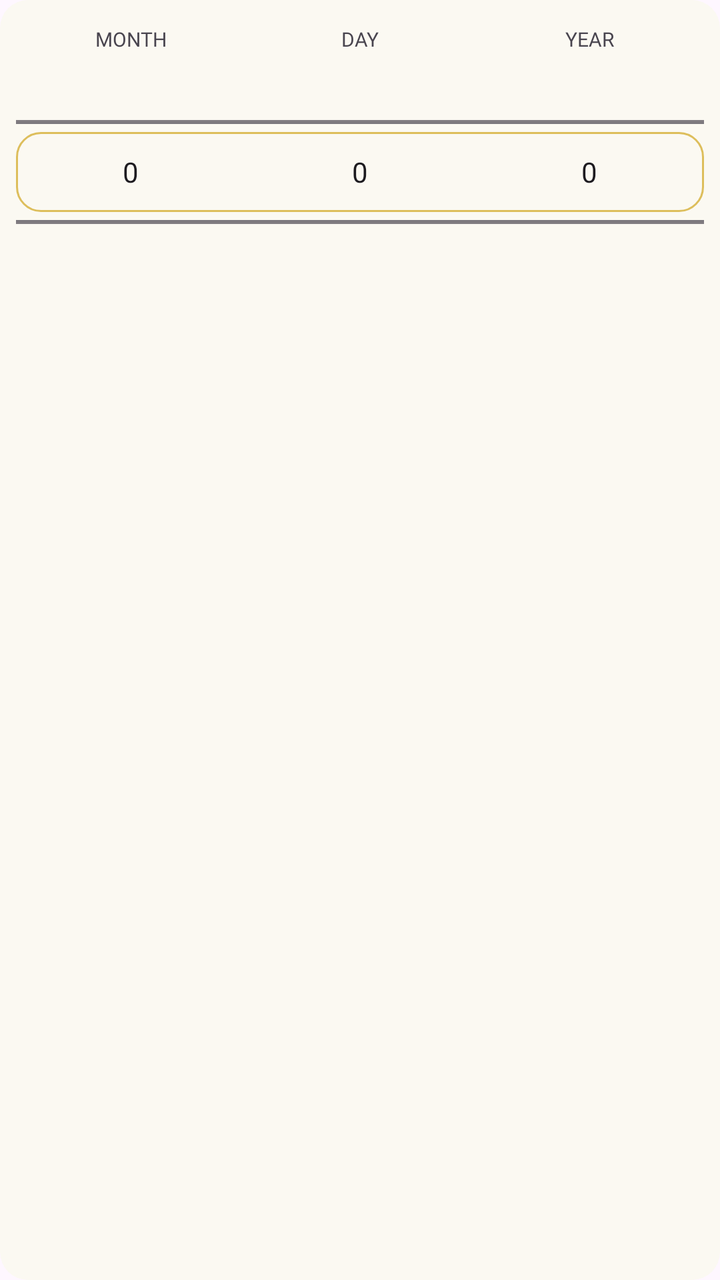
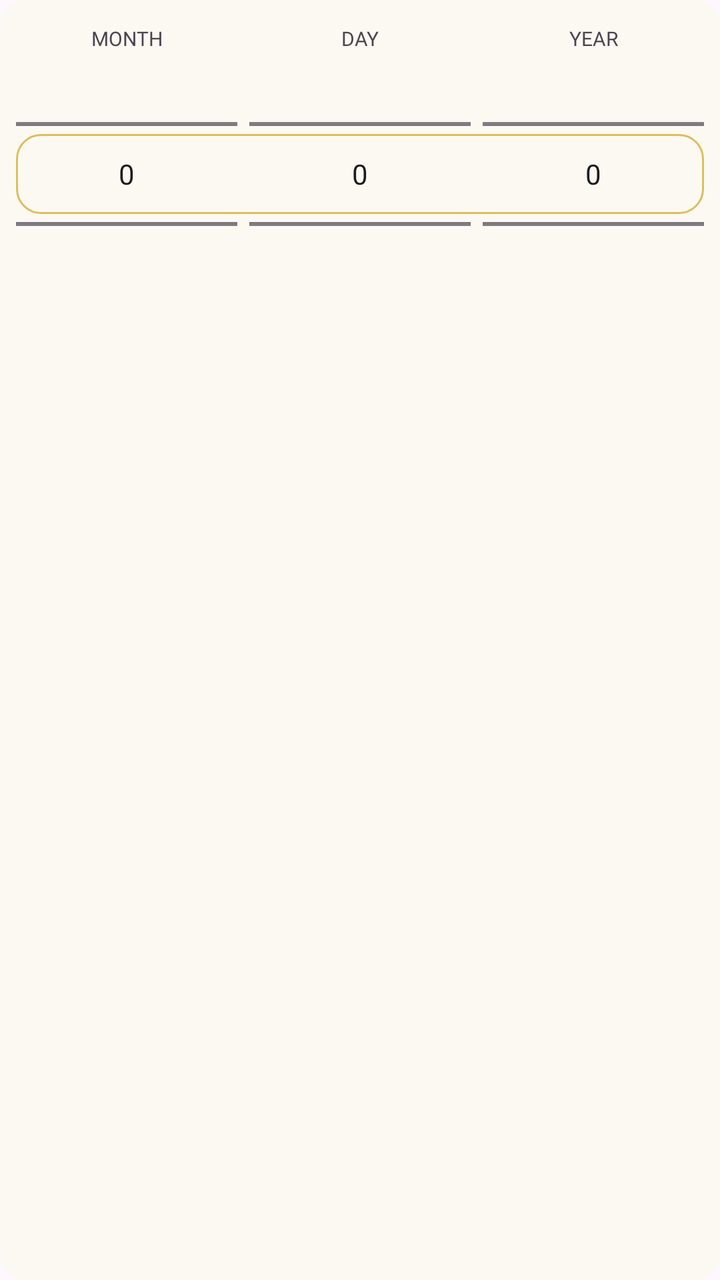

The first picture is an Android layout as it rendered before a commit; the second is the same layout after the commit. The layout source and the unified diff follow.
<!-- AndroidManifest.xml: application theme Theme.BaseProject -->
<!-- res/layout/tarot_birthday_wheel.xml -->
<?xml version="1.0" encoding="utf-8"?>
<LinearLayout
    xmlns:android="http://schemas.android.com/apk/res/android"
    android:layout_width="match_parent"
    android:layout_height="wrap_content"
    android:background="@drawable/tarot_bg_input"
    android:paddingHorizontal="8dp"
    android:paddingTop="10dp"
    android:paddingBottom="4dp"
    android:orientation="vertical">
    <LinearLayout
        android:layout_width="match_parent"
        android:layout_height="20dp"
        android:orientation="horizontal">
        <TextView
            style="@style/TarotTextBody"
            android:layout_width="0dp"
            android:layout_height="match_parent"
            android:layout_weight="1"
            android:gravity="center"
            android:textSize="10sp"
            android:text="MONTH" />
        <TextView
            style="@style/TarotTextBody"
            android:layout_width="0dp"
            android:layout_height="match_parent"
            android:layout_weight="1"
            android:gravity="center"
            android:textSize="10sp"
            android:text="DAY" />
        <TextView
            style="@style/TarotTextBody"
            android:layout_width="0dp"
            android:layout_height="match_parent"
            android:layout_weight="1"
            android:gravity="center"
            android:textSize="10sp"
            android:text="YEAR" />
    </LinearLayout>
    <FrameLayout
        android:layout_width="match_parent"
        android:layout_height="112dp">
        <LinearLayout
            android:layout_width="match_parent"
            android:layout_height="match_parent"
            android:orientation="horizontal">
            <NumberPicker
                android:id="@+id/month"
                android:layout_width="0dp"
                android:layout_height="match_parent"
                android:layout_weight="1"
                android:descendantFocusability="blocksDescendants" />
            <NumberPicker
                android:id="@+id/day"
                android:layout_width="0dp"
                android:layout_height="match_parent"
                android:layout_weight="1"
                android:descendantFocusability="blocksDescendants" />
            <NumberPicker
                android:id="@+id/year"
                android:layout_width="0dp"
                android:layout_height="match_parent"
                android:layout_weight="1"
                android:descendantFocusability="blocksDescendants" />
        </LinearLayout>
        <View
            android:layout_width="match_parent"
            android:layout_height="40dp"
            android:layout_gravity="center"
            android:background="@drawable/tarot_bg_wheel_selection"
            android:importantForAccessibility="no" />
    </FrameLayout>
</LinearLayout>
<!-- resources referenced by this layout -->
<resources>
  <!-- drawable tarot_bg_input (drawable) -->
  <?xml version="1.0" encoding="utf-8"?>
  <shape xmlns:android="http://schemas.android.com/apk/res/android">
      <solid android:color="?attr/tarotInput" />
      <corners android:radius="14dp" />
  </shape>
  <style name="TarotTextBody" parent="TarotText">
          <item name="android:textColor">?attr/tarotMuted</item>
      </style>
  <style name="Theme.BaseProject" parent="Base.Theme.BaseProject" />
  <color name="tarot_gold">#DDBE5C</color>
  <style name="SharedActionBarLeft" parent="">
          <item name="android:layout_width">@dimen/dp_40</item>
          <item name="android:layout_height">@dimen/dp_40</item>
          <item name="android:layout_marginStart">@dimen/dp_20</item>
          <item name="android:layout_marginBottom">@dimen/dp_10</item>
          <item name="android:background">?attr/selectableItemBackgroundBorderless</item>
          <item name="android:src">@drawable/ic_back</item>
          <item name="layout_constraintBottom_toBottomOf">parent</item>
          <item name="layout_constraintStart_toStartOf">parent</item>
      </style>
  <style name="SharedActionBarRight" parent="">
          <item name="android:layout_width">@dimen/dp_40</item>
          <item name="android:layout_height">@dimen/dp_40</item>
          <item name="android:layout_marginEnd">@dimen/dp_20</item>
          <item name="android:layout_marginBottom">@dimen/dp_10</item>
          <item name="android:background">?attr/selectableItemBackgroundBorderless</item>
          <item name="android:src">@drawable/ic_next</item>
          <item name="layout_constraintBottom_toBottomOf">parent</item>
          <item name="layout_constraintEnd_toEndOf">parent</item>
      </style>
  <style name="SharedActionBarTitle" parent="single_marquee">
          <item name="android:layout_width">@dimen/dp_200</item>
          <item name="android:layout_height">@dimen/dp_40</item>
          <item name="android:layout_marginStart">@dimen/dp_102</item>
          <item name="android:layout_marginEnd">@dimen/dp_102</item>
          <item name="android:fontFamily">@font/baloo_2_bold</item>
          <item name="android:gravity">center</item>
          <item name="android:includeFontPadding">false</item>
          <item name="android:textSize">@dimen/sp_28</item>
          <item name="android:textColor">@color/figma_primary</item>
          <item name="outerStrokeColor">@color/white</item>
          <item name="outerStrokeWidth">@dimen/dp_2</item>
          <item name="layout_constraintBottom_toBottomOf">@id/btnActionBarLeft</item>
          <item name="layout_constraintTop_toTopOf">@id/btnActionBarLeft</item>
          <item name="layout_constraintStart_toStartOf">parent</item>
          <item name="layout_constraintEnd_toEndOf">parent</item>
      </style>
  <dimen name="dp_40">40dp</dimen>
  <dimen name="dp_20">20dp</dimen>
  <dimen name="dp_10">10dp</dimen>
  <style name="single_marquee">
          <item name="android:singleLine">true</item>
          <item name="android:ellipsize">marquee</item>
          <item name="android:marqueeRepeatLimit">marquee_forever</item>
      </style>
  <dimen name="dp_200">200dp</dimen>
  <dimen name="dp_102">102dp</dimen>
  <dimen name="sp_28">28sp</dimen>
  <color name="figma_primary">#38306B</color>
  <color name="white">#FFFFFFFF</color>
  <dimen name="dp_2">2dp</dimen>
  <!-- unchanged entries left out for length: 5 -->
</resources>

<!-- the commit's change to res/layout/tarot_birthday_wheel.xml (unified diff, before → after) -->
@@ -3,14 +3,13 @@
     xmlns:android="http://schemas.android.com/apk/res/android"
     android:layout_width="match_parent"
     android:layout_height="wrap_content"
-    android:background="@drawable/tarot_bg_input"
+    android:background="@drawable/tarot_settings_wheel_background"
     android:paddingHorizontal="8dp"
-    android:paddingTop="10dp"
-    android:paddingBottom="4dp"
+    android:paddingTop="8dp"
     android:orientation="vertical">
     <LinearLayout
         android:layout_width="match_parent"
-        android:layout_height="20dp"
+        android:layout_height="23dp"
         android:orientation="horizontal">
         <TextView
             style="@style/TarotTextBody"
@@ -18,6 +17,8 @@
             android:layout_height="match_parent"
             android:layout_weight="1"
             android:gravity="center"
+            android:background="@drawable/tarot_settings_wheel_heading"
+            android:layout_marginEnd="6dp"
             android:textSize="10sp"
             android:text="MONTH" />
         <TextView
@@ -26,6 +27,8 @@
             android:layout_height="match_parent"
             android:layout_weight="1"
             android:gravity="center"
+            android:background="@drawable/tarot_settings_wheel_heading"
+            android:layout_marginEnd="6dp"
             android:textSize="10sp"
             android:text="DAY" />
         <TextView
@@ -34,12 +37,38 @@
             android:layout_height="match_parent"
             android:layout_weight="1"
             android:gravity="center"
+            android:background="@drawable/tarot_settings_wheel_heading"
             android:textSize="10sp"
             android:text="YEAR" />
     </LinearLayout>
     <FrameLayout
         android:layout_width="match_parent"
         android:layout_height="112dp">
+        
+        <LinearLayout
+            android:layout_width="match_parent"
+            android:layout_height="40dp"
+            android:layout_gravity="center"
+            android:importantForAccessibility="noHideDescendants"
+            android:orientation="horizontal">
+            <View
+                android:layout_width="0dp"
+                android:layout_height="match_parent"
+                android:layout_weight="1"
+                android:layout_marginEnd="6dp"
+                android:background="@drawable/tarot_settings_wheel_cell" />
+            <View
+                android:layout_width="0dp"
+                android:layout_height="match_parent"
+                android:layout_weight="1"
+                android:layout_marginEnd="6dp"
+                android:background="@drawable/tarot_settings_wheel_cell" />
+            <View
+                android:layout_width="0dp"
+                android:layout_height="match_parent"
+                android:layout_weight="1"
+                android:background="@drawable/tarot_settings_wheel_cell" />
+        </LinearLayout>
         <LinearLayout
             android:layout_width="match_parent"
             android:layout_height="match_parent"
@@ -49,12 +78,14 @@
                 android:layout_width="0dp"
                 android:layout_height="match_parent"
                 android:layout_weight="1"
+                android:layout_marginEnd="6dp"
                 android:descendantFocusability="blocksDescendants" />
             <NumberPicker
                 android:id="@+id/day"
                 android:layout_width="0dp"
                 android:layout_height="match_parent"
                 android:layout_weight="1"
+                android:layout_marginEnd="6dp"
                 android:descendantFocusability="blocksDescendants" />
             <NumberPicker
                 android:id="@+id/year"
<!-- resource entries referenced after the edit -->
@@ -1,39 +1,49 @@
 <!-- resources referenced by this layout -->
 <resources>
-  <!-- drawable tarot_bg_input (drawable) -->
+  <!-- drawable tarot_settings_wheel_background (drawable) -->
   <?xml version="1.0" encoding="utf-8"?>
   <shape xmlns:android="http://schemas.android.com/apk/res/android">
       <solid android:color="?attr/tarotInput" />
-      <corners android:radius="14dp" />
+      <corners android:radius="12dp" />
   </shape>
+  <!-- drawable tarot_settings_wheel_cell (drawable) -->
+  <?xml version="1.0" encoding="utf-8"?>
+  <shape xmlns:android="http://schemas.android.com/apk/res/android">
+      <solid android:color="?attr/tarotPaper" />
+      <corners android:radius="12dp" />
+  </shape>
+  <!-- drawable tarot_settings_wheel_heading (drawable) -->
+  <?xml version="1.0" encoding="utf-8"?>
+  <layer-list xmlns:android="http://schemas.android.com/apk/res/android">
+      <item android:height="1dp" android:gravity="bottom">
+          <shape>
+              <solid android:color="?attr/tarotPaper" />
+          </shape>
+      </item>
+  </layer-list>
   <style name="TarotTextBody" parent="TarotText">
           <item name="android:textColor">?attr/tarotMuted</item>
+          <item name="android:lineHeight">21sp</item>
       </style>
   <style name="Theme.BaseProject" parent="Base.Theme.BaseProject" />
   <color name="tarot_gold">#DDBE5C</color>
-  <style name="SharedActionBarLeft" parent="">
+  <style name="SharedActionBarLeft" parent="SharedActionBarAligned">
           <item name="android:layout_width">@dimen/dp_40</item>
-          <item name="android:layout_height">@dimen/dp_40</item>
           <item name="android:layout_marginStart">@dimen/dp_20</item>
-          <item name="android:layout_marginBottom">@dimen/dp_10</item>
           <item name="android:background">?attr/selectableItemBackgroundBorderless</item>
           <item name="android:src">@drawable/ic_back</item>
-          <item name="layout_constraintBottom_toBottomOf">parent</item>
           <item name="layout_constraintStart_toStartOf">parent</item>
       </style>
-  <style name="SharedActionBarRight" parent="">
+  <style name="SharedActionBarRight" parent="SharedActionBarAligned">
           <item name="android:layout_width">@dimen/dp_40</item>
-          <item name="android:layout_height">@dimen/dp_40</item>
           <item name="android:layout_marginEnd">@dimen/dp_20</item>
-          <item name="android:layout_marginBottom">@dimen/dp_10</item>
           <item name="android:background">?attr/selectableItemBackgroundBorderless</item>
           <item name="android:src">@drawable/ic_next</item>
-          <item name="layout_constraintBottom_toBottomOf">parent</item>
           <item name="layout_constraintEnd_toEndOf">parent</item>
       </style>
   <style name="SharedActionBarTitle" parent="single_marquee">
           <item name="android:layout_width">@dimen/dp_200</item>
-          <item name="android:layout_height">@dimen/dp_40</item>
+          <item name="android:layout_height">0dp</item>
           <item name="android:layout_marginStart">@dimen/dp_102</item>
           <item name="android:layout_marginEnd">@dimen/dp_102</item>
           <item name="android:fontFamily">@font/baloo_2_bold</item>
@@ -43,14 +53,18 @@
           <item name="android:textColor">@color/figma_primary</item>
           <item name="outerStrokeColor">@color/white</item>
           <item name="outerStrokeWidth">@dimen/dp_2</item>
-          <item name="layout_constraintBottom_toBottomOf">@id/btnActionBarLeft</item>
-          <item name="layout_constraintTop_toTopOf">@id/btnActionBarLeft</item>
+          <item name="layout_constraintBottom_toBottomOf">@id/actionBarTitleBounds</item>
+          <item name="layout_constraintTop_toTopOf">@id/actionBarTitleBounds</item>
           <item name="layout_constraintStart_toStartOf">parent</item>
           <item name="layout_constraintEnd_toEndOf">parent</item>
       </style>
+  <style name="SharedActionBarAligned" parent="">
+          <item name="android:layout_height">0dp</item>
+          <item name="layout_constraintTop_toTopOf">@id/actionBarTitleBounds</item>
+          <item name="layout_constraintBottom_toBottomOf">@id/actionBarTitleBounds</item>
+      </style>
   <dimen name="dp_40">40dp</dimen>
   <dimen name="dp_20">20dp</dimen>
-  <dimen name="dp_10">10dp</dimen>
   <style name="single_marquee">
           <item name="android:singleLine">true</item>
           <item name="android:ellipsize">marquee</item>
